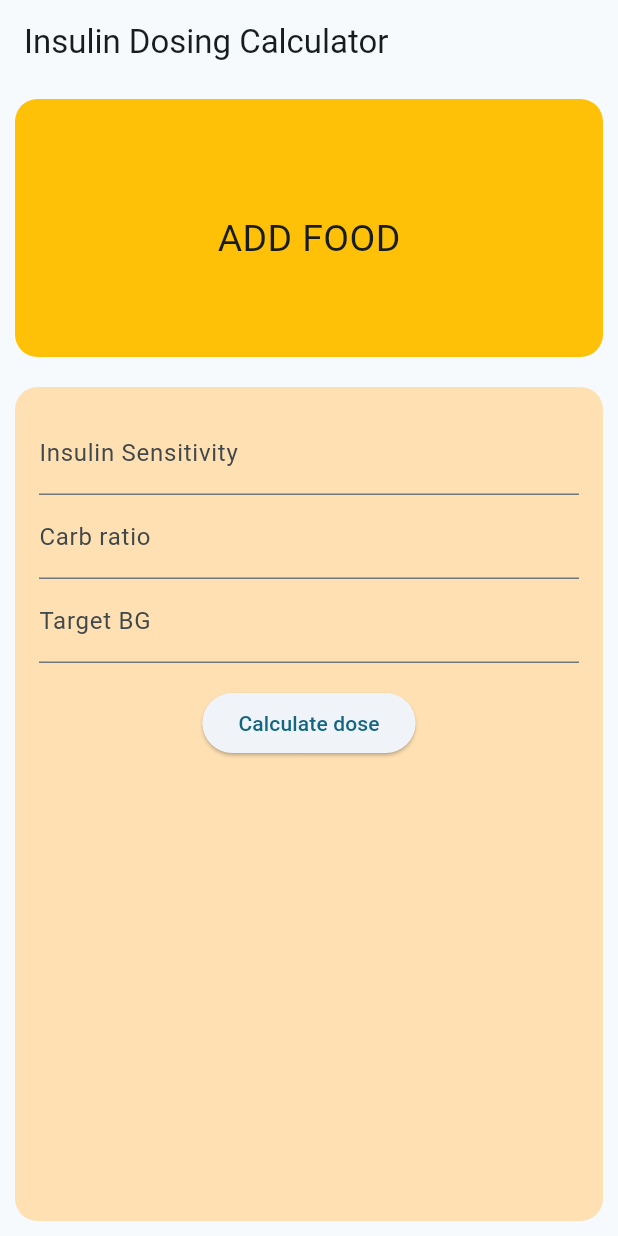
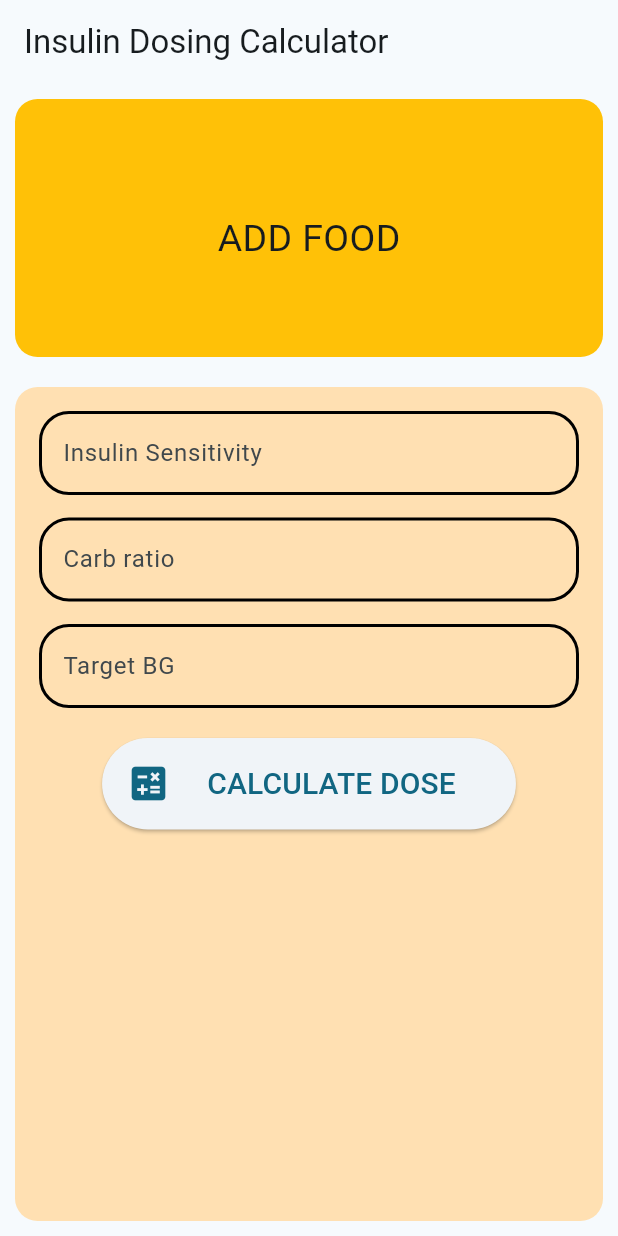
Before and after one commit to michellejw/bolus_calculator_v2, a Flutter app: the screen it shows after launch, on a phone screen of 412 x 824 dp. Run offline on Flutter 3.47's test engine with Material 3 defaults, Android fonts, the phone set to English and light mode, and no system bars; our stand-ins replace gap.

```diff
--- a/lib/components/input_form.dart
+++ b/lib/components/input_form.dart
@@ -1,4 +1,5 @@
 import 'package:flutter/material.dart';
+import 'package:gap/gap.dart';
 
 class InputForm extends StatefulWidget {
   const InputForm({super.key});
@@ -12,6 +13,10 @@ class _InputFormState extends State<InputForm> {
   double _insulinSensitivity = 0.0;
   double _carbRatio = 0.0;
   double _targetBloodGlucose = 0.0;
+
+  final FocusNode _insulinSensitivityFocusNode = FocusNode();
+  final FocusNode _carbRatioFocusNode = FocusNode();
+  final FocusNode _targetBloodGlucoseFocusNode = FocusNode();
 
   void _submitForm() {
     if (_formKey.currentState!.validate()) {
@@ -42,35 +47,88 @@ class _InputFormState extends State<InputForm> {
         child: Column(
           children: <Widget>[
             TextFormField(
-                decoration:
-                    const InputDecoration(labelText: 'Insulin Sensitivity'),
-                keyboardType:
-                    const TextInputType.numberWithOptions(decimal: true),
+                focusNode: _insulinSensitivityFocusNode,
+                keyboardType: const TextInputType.numberWithOptions(
+                  signed: true,
+                  decimal: false,
+                ),
+                textInputAction: TextInputAction.next,
+                onFieldSubmitted: (_) {
+                  // When "Next" button is pressed, move focus to the next field
+                  FocusScope.of(context).requestFocus(_carbRatioFocusNode);
+                },
+                decoration: const InputDecoration(
+                  labelText: 'Insulin Sensitivity',
+                  enabledBorder: OutlineInputBorder(
+                    borderRadius: BorderRadius.all(
+                      Radius.circular(20.0),
+                    ),
+                    borderSide: BorderSide(
+                      // color: Colors.black,
+                      width: 2.0,
+                    ),
+                  ),
+                  focusedBorder: OutlineInputBorder(
+                    borderRadius: BorderRadius.all(Radius.circular(20.0)),
+                    borderSide: BorderSide(color: Colors.blue, width: 2.0),
+                  ),
+                ),
                 validator: _validatePositiveNumber,
                 onSaved: (value) {
                   _insulinSensitivity = double.parse(value!);
                 }),
+            Gap(15.0),
             TextFormField(
-                decoration: const InputDecoration(labelText: 'Carb ratio'),
+                focusNode: _carbRatioFocusNode,
+                decoration: const InputDecoration(
+                  labelText: 'Carb ratio',
+                  enabledBorder: OutlineInputBorder(
+                    borderRadius: BorderRadius.all(Radius.circular(20.0)),
+                    borderSide: BorderSide(color: Colors.black, width: 2.0),
+                  ),
+                  focusedBorder: OutlineInputBorder(
+                    borderRadius: BorderRadius.all(Radius.circular(20.0)),
+                    borderSide: BorderSide(color: Colors.blue, width: 2.0),
+                  ),
+                ),
                 keyboardType:
-                    const TextInputType.numberWithOptions(decimal: true),
+                    const TextInputType.numberWithOptions(decimal: false),
                 validator: _validatePositiveNumber,
                 onSaved: (value) {
                   _carbRatio = double.parse(value!);
                 }),
+            Gap(15.0),
             TextFormField(
-                decoration: const InputDecoration(labelText: 'Target BG'),
+                decoration: const InputDecoration(
+                  labelText: 'Target BG',
+                  enabledBorder: OutlineInputBorder(
+                    borderRadius: BorderRadius.all(Radius.circular(20.0)),
+                    borderSide: BorderSide(color: Colors.black, width: 2.0),
+                  ),
+                  focusedBorder: OutlineInputBorder(
+                    borderRadius: BorderRadius.all(Radius.circular(20.0)),
+                    borderSide: BorderSide(color: Colors.blue, width: 2.0),
+                  ),
+                ),
                 keyboardType:
-                    const TextInputType.numberWithOptions(decimal: true),
+                    const TextInputType.numberWithOptions(decimal: false),
                 validator: _validatePositiveNumber,
                 onSaved: (value) {
                   _targetBloodGlucose = double.parse(value!);
                 }),
             Padding(
-              padding: const EdgeInsets.symmetric(vertical: 16.0),
-              child: ElevatedButton(
-                onPressed: _submitForm,
-                child: const Text('Calculate dose'),
+              padding: EdgeInsets.all(20.0),
+              child: ElevatedButton.icon(
+                onPressed: () {
+                  // Respond to button press
+                },
+                icon: const Icon(Icons.calculate, size: 30),
+                label: const Padding(
+                    padding: EdgeInsets.all(16.0),
+                    child: Text(
+                      "CALCULATE DOSE",
+                      style: TextStyle(fontSize: 20.0),
+                    )),
               ),
             )
           ],
```
Also changed, not shown: 2 other files.
